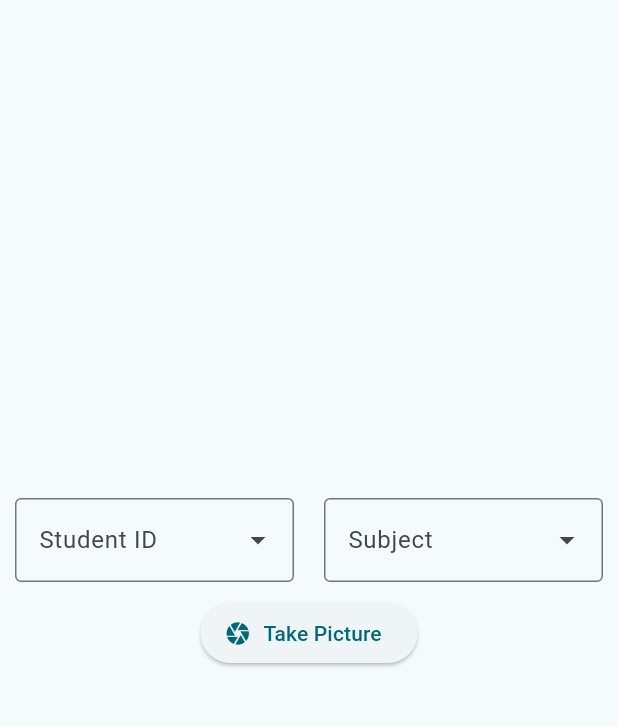
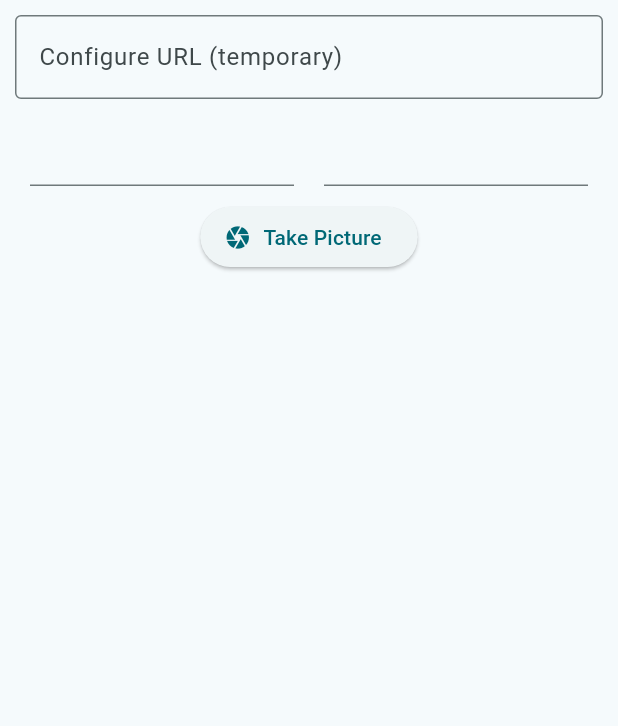
Before and after one commit to ben-mathu/grader_chap_chap, a Flutter app: the screen it shows after launch, on a phone screen of 412 x 824 dp, the part 84-810 px from its top. Run offline on Flutter 3.47's test engine with Material 3 defaults, Android fonts, the phone set to English and light mode, and no system bars; our stand-ins replace camera; missing offline and left inert: flutter_mobile_vision_2, learning_digital_ink_recognition; network calls fail.

Commit message:
complete integration of APIs

```diff
--- a/lib/main.dart
+++ b/lib/main.dart
@@ -2,6 +2,7 @@
 import 'package:flutter/material.dart';
 import 'package:grader_chap_chap/components/take_picture.dart';
 import 'package:grader_chap_chap/services/app_services.dart';
+import 'package:grader_chap_chap/utils/constants.dart';
 
 List<CameraDescription>? cameras;
 void main() async {
@@ -31,25 +32,47 @@
   final String title;
   final ApiService service = ApiService();
   final List<String> studentIdList = [];
+
   @override
   State<StatefulWidget> createState() => _HomePage();
 }
 
 class _HomePage extends State<HomePage> {
+  List<String> subjects = [];
+
+  String selectedIndexNumber = '';
+  String selectedSubject = '';
+  String url = Constants.baseUrl;
+
   void _openCamera() {
     Navigator.of(context).push(MaterialPageRoute(
-        builder: (context) =>
-            TakePictureScreen(title: "", camera: cameras!.first)));
+        builder: (context) => TakePictureScreen(
+            title: "",
+            camera: cameras!.first,
+            indexNumber: selectedIndexNumber,
+            subject: selectedSubject,
+            url: url)));
   }
 
   void _fetchData() async {
-    List<dynamic> students = await widget.service.fetchStudents();
-    print(students);
-    students.forEach((student) {
+    List<dynamic> students = await widget.service.fetchStudents(url);
+    debugPrint('Students: $students');
+    for (var student in students) {
       widget.studentIdList.add(student['index_no']);
-    });
-    print('Student ID List: ${widget.studentIdList.length}');
+    }
+    debugPrint('Student ID List: ${widget.studentIdList.length}');
+
+    // Fetch subject
+    List<dynamic> subjectObjList = await widget.service.fetchSubjects(url);
+    for (var subject in subjectObjList) {
+      subjects.add(subject['name']);
+    }
   }
+
+  static String _displayIndexNumbersForOptions(String indexNumber) =>
+      indexNumber;
+  static String _displaySubjectNameForOptions(String subjectName) =>
+      subjectName;
 
   @override
   Widget build(BuildContext context) {
@@ -59,36 +82,60 @@
           backgroundColor: Theme.of(context).colorScheme.inversePrimary,
           title: Text(widget.title),
         ),
-        body: Center(
-          child: Column(mainAxisAlignment: MainAxisAlignment.center, children: [
+        body: Padding(
+          padding: const EdgeInsets.all(10),
+          child: Column(children: [
+            TextField(
+              onChanged: (String value) => {url = value},
+              keyboardType: TextInputType.text,
+              decoration: const InputDecoration(
+                  border: OutlineInputBorder(),
+                  labelText: 'Configure URL (temporary)',
+                  hintText: 'localhost:8000'),
+            ),
             Row(
               mainAxisSize: MainAxisSize.min,
               children: [
                 Expanded(
+                  child: Padding(
+                    padding: const EdgeInsets.all(10),
+                    child: Autocomplete<String>(
+                      displayStringForOption: _displayIndexNumbersForOptions,
+                      optionsBuilder: (TextEditingValue textEditingValue) {
+                        if (textEditingValue.text == '') {
+                          return const Iterable<String>.empty();
+                        }
+                        return widget.studentIdList.where(
+                            (String indexNumber) => indexNumber
+                                .toString()
+                                .contains(textEditingValue.text.toLowerCase()));
+                      },
+                      onSelected: (String selection) {
+                        selectedIndexNumber = selection;
+                        debugPrint(
+                            'You just selected ${_displayIndexNumbersForOptions(selection)}');
+                      },
+                    ),
+                  ),
+                ),
+                Expanded(
                     child: Padding(
                   padding: const EdgeInsets.all(10),
-                  child: TextField(
-                    keyboardType: TextInputType.text,
-                    autofillHints: widget.studentIdList,
-                    decoration: const InputDecoration(
-                        border: OutlineInputBorder(),
-                        labelText: 'Student ID',
-                        hintText: '001/90298493',
-                        suffixIcon: Icon(Icons.arrow_drop_down)),
-                  ),
-                )),
-                const Expanded(
-                    child: Padding(
-                  padding: EdgeInsets.all(10),
-                  child: TextField(
-                    obscureText: true,
-                    style: TextStyle(color: Colors.white),
-                    keyboardType: TextInputType.text,
-                    decoration: InputDecoration(
-                        border: OutlineInputBorder(),
-                        labelText: 'Subject',
-                        hintText: 'Chemistry',
-                        suffixIcon: Icon(Icons.arrow_drop_down)),
+                  child: Autocomplete<String>(
+                    displayStringForOption: _displaySubjectNameForOptions,
+                    optionsBuilder: (TextEditingValue textEditingValue) {
+                      if (textEditingValue.text == '') {
+                        return const Iterable<String>.empty();
+                      }
+                      return subjects.where((String subject) => subject
+                          .toString()
+                          .contains(textEditingValue.text.toLowerCase()));
+                    },
+                    onSelected: (String subjectSelection) {
+                      selectedSubject = subjectSelection;
+                      debugPrint(
+                          'You just selected ${_displaySubjectNameForOptions(subjectSelection)}');
+                    },
                   ),
                 )),
               ],
--- a/lib/utils/constants.dart
+++ b/lib/utils/constants.dart
@@ -1,4 +1,7 @@
 class Constants {
-  static String baseUrl = 'https://dceb-105-161-136-229.ngrok-free.app/api/v1/';
-  static String studentEndpoint = 'students';
+  static String baseUrl = 'https://bab5-197-177-30-3.ngrok-free.app/api/v1/';
+  static String studentsEndpoint = 'students';
+  static String subjectsEndpoint = 'subjects';
+
+  static var gradingEndpoint = 'grading/';
 }
```
Also changed, not shown: lib/components/take_picture.dart (+35 -4 lines), lib/components/text_recognition_vision.dart (+7 -2 lines), lib/services/app_services.dart (+42 -4 lines).
